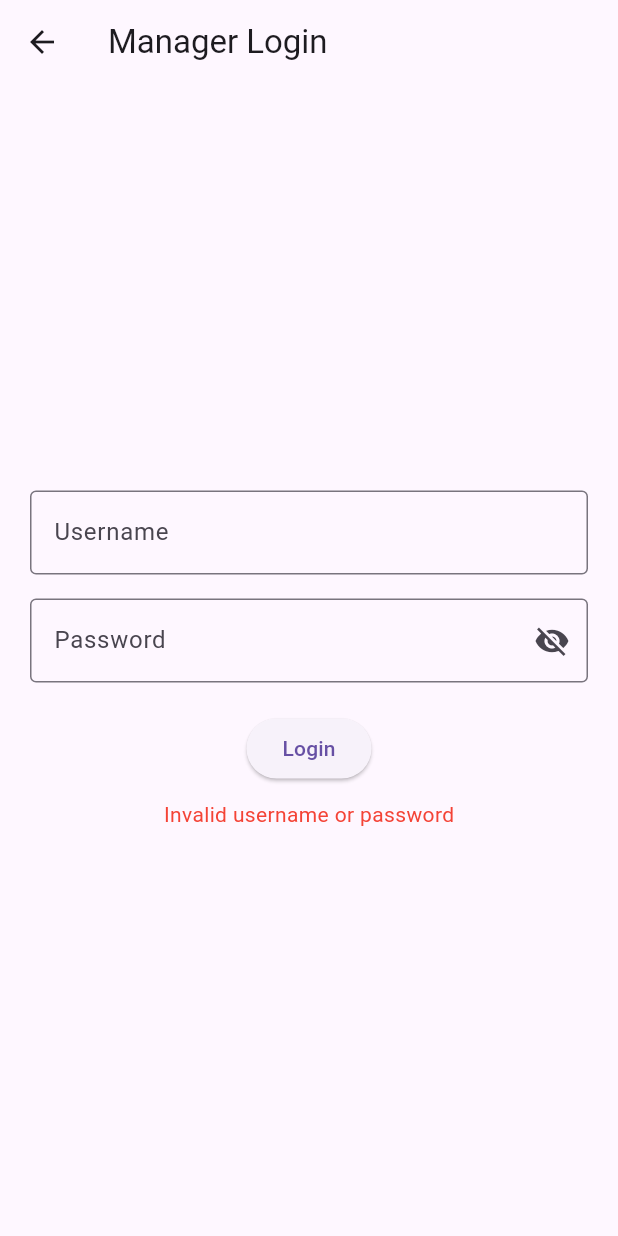
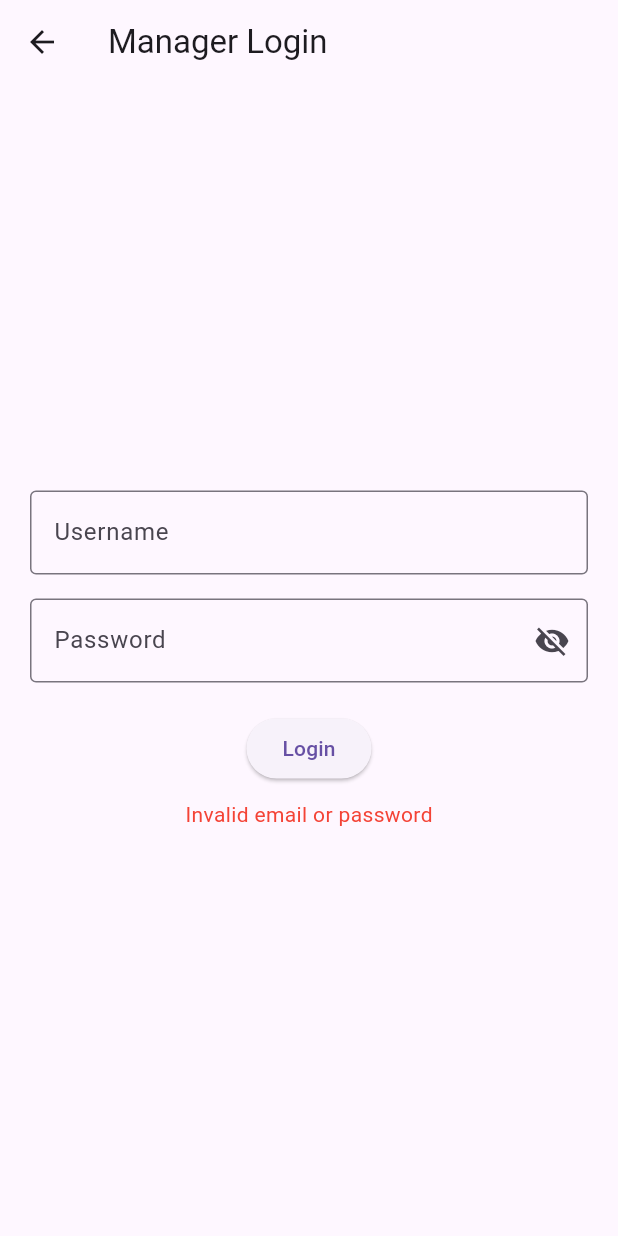
Before and after one commit to Jas-1005/CMSC-128-LAB, a Flutter app: the ManagerLoginPage screen opened by its route, after a tap on "Login", on a phone screen of 412 x 824 dp. Run offline on Flutter 3.47's test engine with Material 3 defaults, Android fonts, the light colour scheme and no system bars; our stand-ins replace firebase_auth, firebase_core; accounts and stored records are empty.

Commit message:
login for manager now workingg
login manager working

```diff
--- a/lib/manager/manager_login_page.dart
+++ b/lib/manager/manager_login_page.dart
@@ -1,3 +1,5 @@
+import 'package:firebase_auth/firebase_auth.dart';
+import 'package:firebase_core/firebase_core.dart';
 import 'package:flutter/material.dart';
 
 class ManagerLoginPage extends StatefulWidget {
@@ -16,16 +18,26 @@ class _ManagerLoginPageState extends State<ManagerLoginPage> {
   bool _obscureText = true;
 
   void handleLogin() {
-    final username = usernameController.text;
-    final password = passwordController.text;
+    final email = usernameController.text.trim();
+    final password = passwordController.text.trim();
+
+
 
     // Simple login logic for now
-    if (username == 'admin' && password == '1234') {
-      Navigator.pushReplacementNamed(context, '/manager-dashboard');
+    if (email.isEmpty || password.isEmpty) {
+      // ScaffoldMessenger.of(context).showSnackBar(SnackBar(content: Text("Please complete all fields.")));
+      setState(() {
+        errorMessage = 'Invalid email or password';
+      });
     } else {
-      setState(() {
-        errorMessage = 'Invalid username or password';
-      });
+      try {
+        FirebaseAuth.instance.signInWithEmailAndPassword(email: email, password:password).then((value){
+          Navigator.pushReplacementNamed(context, '/manager-dashboard');
+        });
+      } catch(err){
+        print(err);
+      }
+
     }
   }
 
--- a/pubspec.yaml
+++ b/pubspec.yaml
@@ -35,6 +35,7 @@ dependencies:
   # Use with the CupertinoIcons class for iOS style icons.
   cupertino_icons: ^1.0.8
   firebase_core: ^4.2.1
+  firebase_auth: ^6.1.2
 
 dev_dependencies:
   flutter_test:
```
Also changed, not shown: pubspec.lock.
